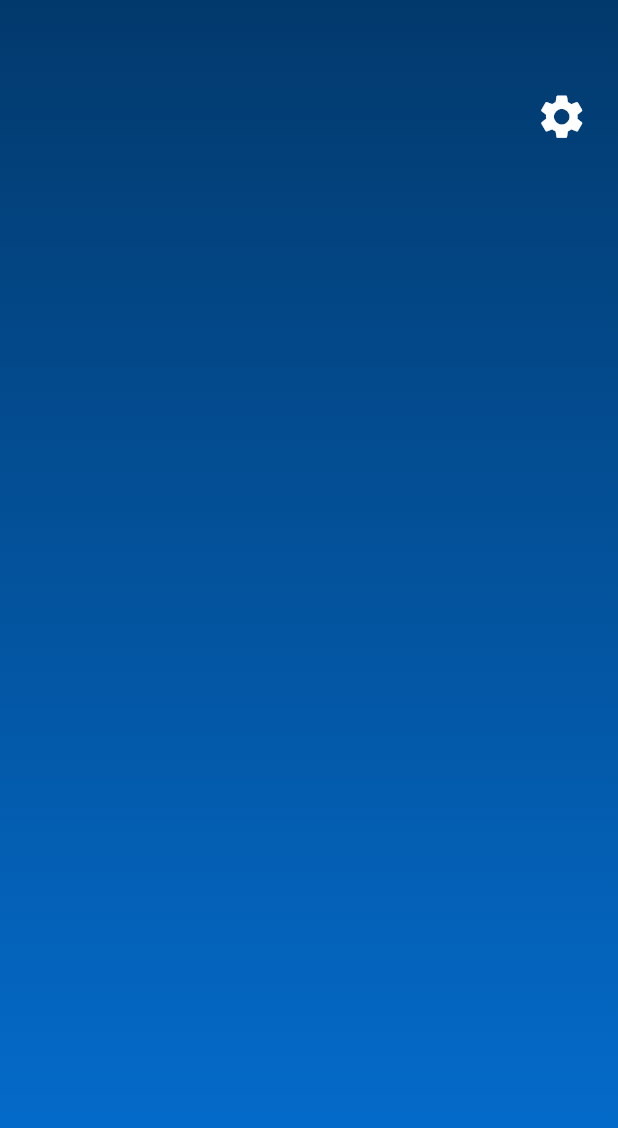
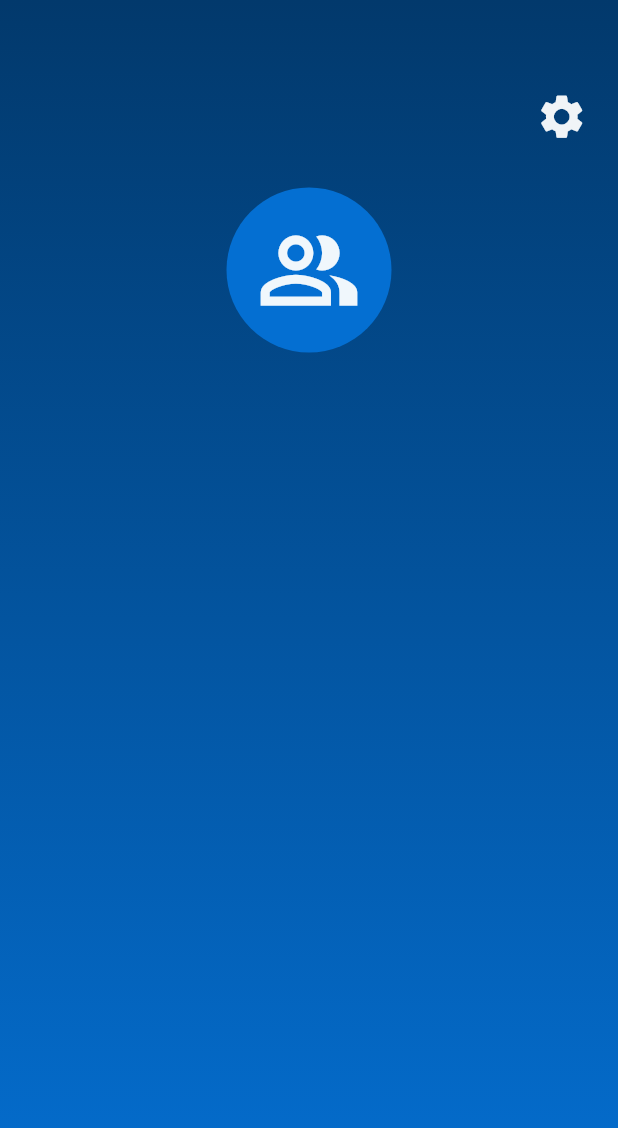
Before and after one commit to yuvrajuppal/yuwatch, a Flutter app: the profilepage screen opened directly, on a phone screen of 412 x 824 dp. Shown: the top 1128 px of the screen. Run offline on Flutter 3.47's test engine with Material 3 defaults, Android fonts, the phone set to English and light mode, and no system bars; our stand-ins replace carousel_slider, curved_navigation_bar, google_fonts, video_player.

Commit message:
profile page made

```diff
--- a/lib/pages/profilepage.dart
+++ b/lib/pages/profilepage.dart
@@ -24,15 +24,38 @@ class _profilepageState extends State<profilepage> {
         ),
         SingleChildScrollView(
           child: Column(
-
             children: [
-              SizedBox(height: 60,),
+              SizedBox(
+                height: 60,
+              ),
               Row(
                 mainAxisAlignment: MainAxisAlignment.end,
                 children: [
-                  Icon(Icons.settings, size: 35, color: Colors.white,),
-                  SizedBox(width: 20,)
+                  Icon(
+                    Icons.settings,
+                    size: 35,
+                    color: const Color.fromARGB(240, 255, 255, 255),
+                  ),
+                  SizedBox(
+                    width: 20,
+                  )
                 ],
+              ),
+              SizedBox(
+                height: 30,
+              ),
+              Center(
+                child: Container(
+                  padding: EdgeInsets.all(20),
+                  decoration: BoxDecoration(
+                      color: Color(0xff046FD2),
+                      borderRadius: BorderRadius.circular(100)),
+                  child: Icon(
+                    Icons.people_alt_outlined,
+                    size: 70,
+                    color: const Color.fromARGB(240, 255, 255, 255),
+                  ),
+                ),
               )
             ],
           ),
```
